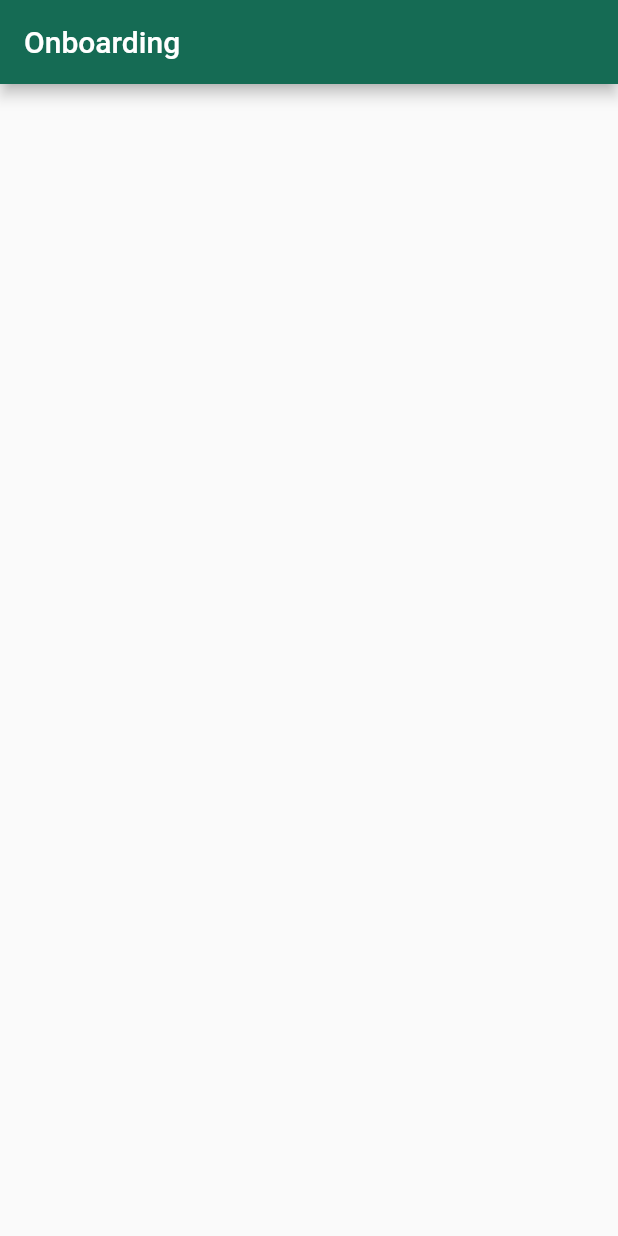
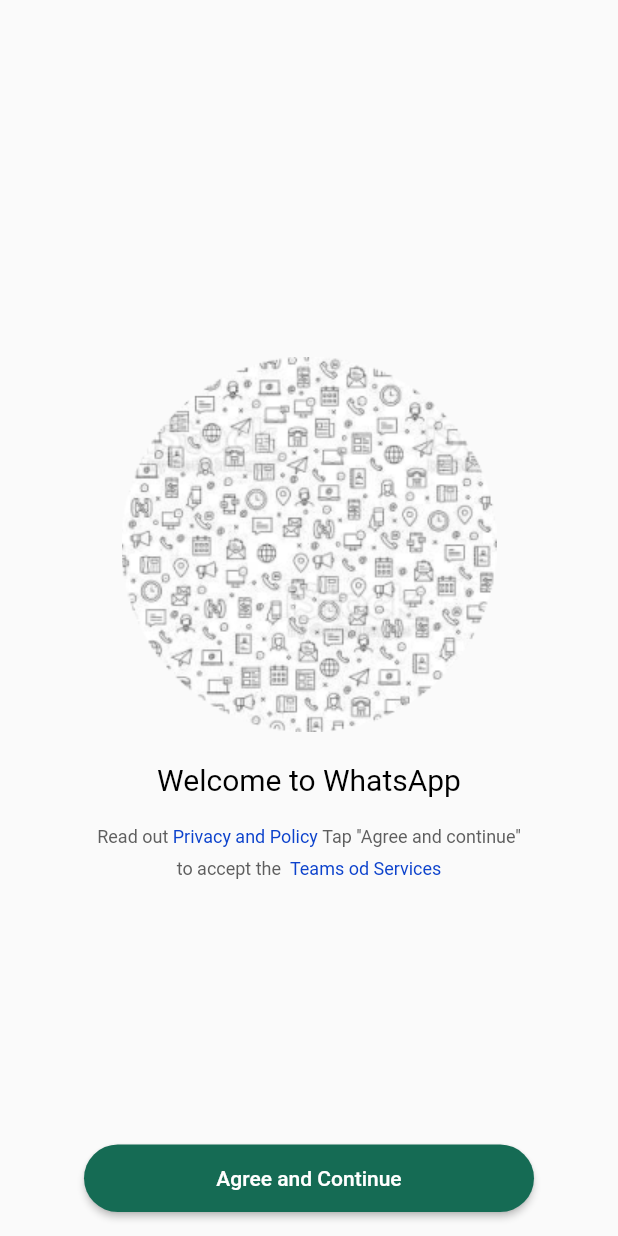
Before and after one commit to rajukarki467/whatapp_clone, a Flutter app: the screen it shows after launch, on a phone screen of 412 x 824 dp. Run offline on Flutter 3.47's test engine with Material 3 defaults, Android fonts, the phone set to English and light mode, and no system bars.

Commit message:
creating onBoarding screen

```diff
--- a/lib/screen/onboarding_screen.dart
+++ b/lib/screen/onboarding_screen.dart
@@ -1,10 +1,59 @@
 import 'package:flutter/material.dart';
+import 'package:whatapp_clone/widgets/uihelper.dart';
 
 class OnboardingScreen extends StatelessWidget {
   const OnboardingScreen({super.key});
 
   @override
   Widget build(BuildContext context) {
-    return Scaffold(appBar: AppBar(title: Text("Onboarding")));
+    return Scaffold(
+      body: Center(
+        child: Column(
+          mainAxisAlignment: MainAxisAlignment.center,
+          children: [
+            Image.asset("assets/images/boarding.png"),
+            SizedBox(height: 20),
+            UiHelper.CustomText(
+              text: "Welcome to WhatsApp",
+              height: 20,
+              color: Color(0xff000000),
+            ),
+            SizedBox(height: 20),
+            Row(
+              mainAxisAlignment: MainAxisAlignment.center,
+              children: [
+                UiHelper.CustomText(text: "Read out", height: 12),
+                UiHelper.CustomText(
+                  text: " Privacy and Policy ",
+                  height: 12,
+                  color: Color(0xff0c42cc),
+                ),
+                UiHelper.CustomText(
+                  text: "Tap ''Agree and continue''",
+                  height: 12,
+                ),
+              ],
+            ),
+            SizedBox(height: 7),
+            Row(
+              mainAxisAlignment: MainAxisAlignment.center,
+              children: [
+                UiHelper.CustomText(text: " to accept the  ", height: 12),
+                UiHelper.CustomText(
+                  text: "Teams od Services ",
+                  height: 12,
+                  color: Color(0xff0c42cc),
+                ),
+              ],
+            ),
+          ],
+        ),
+      ),
+      floatingActionButton: UiHelper.CustomButton(
+        callback: () {},
+        buttonname: "Agree and Continue",
+      ),
+      floatingActionButtonLocation: FloatingActionButtonLocation.centerFloat,
+    );
   }
 }
--- a/lib/screen/splash/splash.dart
+++ b/lib/screen/splash/splash.dart
@@ -31,7 +31,7 @@
         child: Column(
           mainAxisAlignment: MainAxisAlignment.center,
           children: [
-            Image.asset("assets/images/whatsapp 1.png"),
+            Image.asset("assets/images/whatsapp.png"),
             SizedBox(height: 20),
             UiHelper.CustomText(
               text: "WhatsApp",
--- a/lib/widgets/uihelper.dart
+++ b/lib/widgets/uihelper.dart
@@ -6,7 +6,7 @@
     required String buttonname,
   }) {
     return SizedBox(
-      height: 35,
+      height: 45,
       width: 300,
       child: ElevatedButton(
         onPressed: () {
@@ -16,7 +16,11 @@
           buttonname,
           style: TextStyle(fontSize: 14, color: Colors.white),
         ),
-        style: ElevatedButton.styleFrom(backgroundColor: Colors.greenAccent),
+        style: ElevatedButton.styleFrom(
+          shape: RoundedRectangleBorder(
+            borderRadius: BorderRadiusGeometry.circular(40),
+          ),
+        ),
       ),
     );
   }
```
Also changed, not shown: assets/images/whatsapp.png (renamed from assets/images/whatsapp 1.png).
